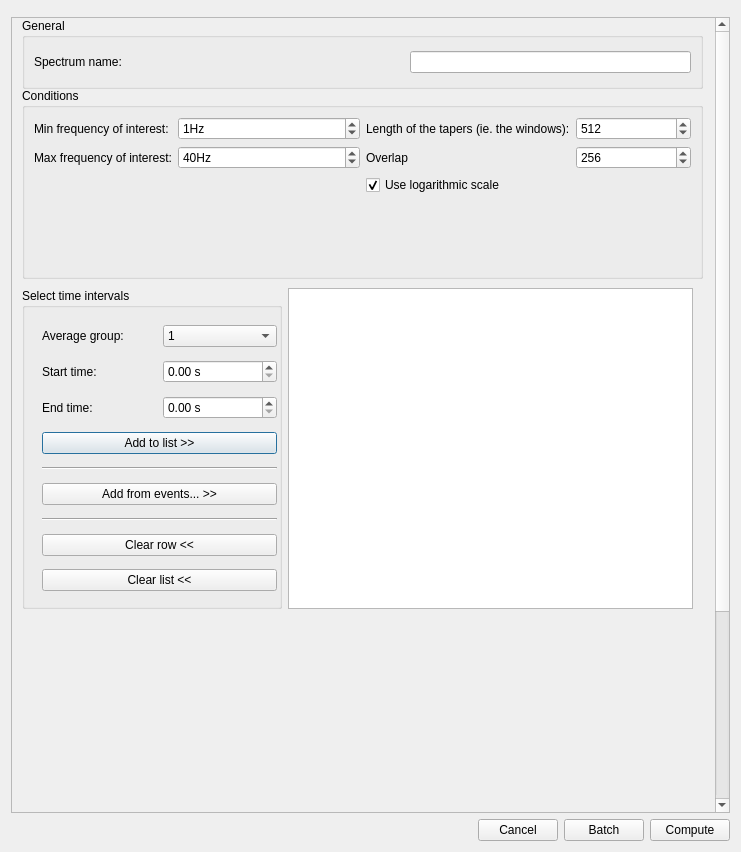
cibr-jyu/meggie, file designer_ui_files/powerSpectrumDialogUi.ui: the form before one commit.
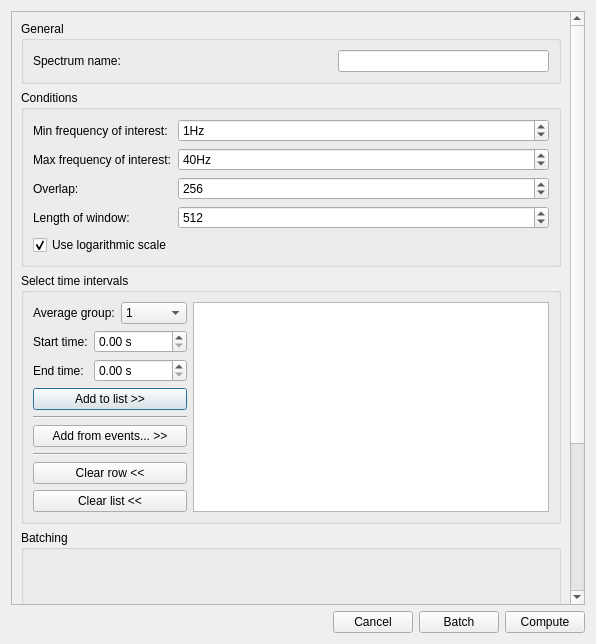
The form after the commit.

Commit message: Start implementing spectrum tab

```diff
--- a/designer_ui_files/powerSpectrumDialogUi.ui
+++ b/designer_ui_files/powerSpectrumDialogUi.ui
@@ -6,15 +6,15 @@
    <rect>
     <x>0</x>
     <y>0</y>
-    <width>741</width>
-    <height>852</height>
+    <width>596</width>
+    <height>644</height>
    </rect>
   </property>
   <property name="windowTitle">
    <string>Power spectrum</string>
   </property>
   <layout class="QGridLayout" name="gridLayout">
-   <item row="1" column="0">
+   <item row="0" column="0">
     <widget class="QScrollArea" name="scrollArea">
      <property name="widgetResizable">
       <bool>true</bool>
@@ -24,211 +24,68 @@
        <rect>
         <x>0</x>
         <y>0</y>
-        <width>707</width>
-        <height>1050</height>
+        <width>562</width>
+        <height>800</height>
        </rect>
       </property>
       <property name="minimumSize">
        <size>
-        <width>700</width>
-        <height>1050</height>
+        <width>550</width>
+        <height>800</height>
        </size>
       </property>
-      <widget class="QGroupBox" name="groupBoxConditions">
-       <property name="geometry">
-        <rect>
-         <x>10</x>
-         <y>70</y>
-         <width>681</width>
-         <height>191</height>
-        </rect>
-       </property>
+      <layout class="QGridLayout" name="gridLayout_4">
+       <item row="0" column="0">
+        <widget class="QGroupBox" name="groupBoxGeneral">
        <property name="title">
-        <string>Conditions</string>
-       </property>
-       <layout class="QGridLayout" name="gridLayout_2">
-        <item row="1" column="0">
-         <layout class="QHBoxLayout" name="horizontalLayout_5">
-          <item>
-           <layout class="QFormLayout" name="formLayout_2">
-            <property name="fieldGrowthPolicy">
-             <enum>QFormLayout::AllNonFixedFieldsGrow</enum>
-            </property>
-            <item row="1" column="0">
-             <widget class="QLabel" name="labelFmin">
-              <property name="toolTip">
-               <string>Set the lower limit for the frequencies.</string>
-              </property>
-              <property name="text">
-               <string>Min frequency of interest:</string>
-              </property>
-             </widget>
-            </item>
-            <item row="1" column="1">
-             <widget class="QSpinBox" name="spinBoxFmin">
-              <property name="focusPolicy">
-               <enum>Qt::StrongFocus</enum>
-              </property>
-              <property name="toolTip">
-               <string>Set the lower limit for the frequencies.</string>
-              </property>
-              <property name="suffix">
-               <string>Hz</string>
-              </property>
-              <property name="maximum">
-               <number>1000</number>
-              </property>
-              <property name="value">
-               <number>1</number>
-              </property>
-             </widget>
-            </item>
-            <item row="2" column="0">
-             <widget class="QLabel" name="labelFmax">
-              <property name="toolTip">
-               <string>Set the upper limit for the frequencies.</string>
-              </property>
-              <property name="text">
-               <string>Max frequency of interest:</string>
-              </property>
-             </widget>
-            </item>
-            <item row="2" column="1">
-             <widget class="QSpinBox" name="spinBoxFmax">
-              <property name="focusPolicy">
-               <enum>Qt::StrongFocus</enum>
-              </property>
-              <property name="toolTip">
-               <string>Set the upper limit for the frequencies.</string>
-              </property>
-              <property name="suffix">
-               <string>Hz</string>
-              </property>
-              <property name="maximum">
-               <number>1000</number>
-              </property>
-              <property name="value">
-               <number>40</number>
-              </property>
-             </widget>
-            </item>
-           </layout>
-          </item>
-          <item>
-           <layout class="QFormLayout" name="formLayout_6">
-            <property name="fieldGrowthPolicy">
-             <enum>QFormLayout::AllNonFixedFieldsGrow</enum>
-            </property>
+          <string>General</string>
+         </property>
+         <layout class="QGridLayout" name="gridLayout_3">
             <item row="0" column="0">
-             <widget class="QLabel" name="labelNfft">
-              <property name="toolTip">
-               <string>&lt;html&gt;&lt;head/&gt;&lt;body&gt;&lt;p&gt;The length of the tapers ie. the windows (hanning). The smaller it is the smoother are the PSDs.&lt;/p&gt;&lt;/body&gt;&lt;/html&gt;</string>
-              </property>
+           <widget class="QLabel" name="labelName">
               <property name="text">
-               <string>Length of the tapers (ie. the windows):</string>
+             <string>Spectrum name:</string>
               </property>
              </widget>
             </item>
+          <item row="0" column="2">
+           <widget class="QLineEdit" name="lineEditName"/>
+          </item>
             <item row="0" column="1">
-             <widget class="QSpinBox" name="spinBoxNfft">
-              <property name="focusPolicy">
-               <enum>Qt::StrongFocus</enum>
-              </property>
-              <property name="toolTip">
-               <string>&lt;html&gt;&lt;head/&gt;&lt;body&gt;&lt;p&gt;The length of the tapers ie. the windows (hanning). The smaller it is the smoother are the PSDs.&lt;/p&gt;&lt;/body&gt;&lt;/html&gt;</string>
-              </property>
-              <property name="maximum">
-               <number>100000</number>
-              </property>
-              <property name="value">
-               <number>512</number>
-              </property>
-             </widget>
-            </item>
-            <item row="1" column="0">
-             <widget class="QLabel" name="labelOverlap">
-              <property name="toolTip">
-               <string>&lt;html&gt;&lt;head/&gt;&lt;body&gt;&lt;p&gt;Number of overlapping points between the blocks.&lt;/p&gt;&lt;/body&gt;&lt;/html&gt;</string>
-              </property>
-              <property name="text">
-               <string>Overlap</string>
-              </property>
-             </widget>
-            </item>
-            <item row="1" column="1">
-             <widget class="QSpinBox" name="spinBoxOverlap">
-              <property name="toolTip">
-               <string>&lt;html&gt;&lt;head/&gt;&lt;body&gt;&lt;p&gt;Number of overlapping points between the blocks.&lt;/p&gt;&lt;/body&gt;&lt;/html&gt;</string>
-              </property>
-              <property name="maximum">
-               <number>100000</number>
-              </property>
-              <property name="value">
-               <number>256</number>
-              </property>
+           <spacer name="horizontalSpacer">
+            <property name="orientation">
+             <enum>Qt::Horizontal</enum>
+            </property>
+            <property name="sizeHint" stdset="0">
+             <size>
+              <width>10</width>
+              <height>20</height>
+             </size>
+            </property>
+           </spacer>
+          </item>
+         </layout>
              </widget>
             </item>
             <item row="2" column="0">
-             <widget class="QCheckBox" name="checkBoxLogarithm">
-              <property name="toolTip">
-               <string>Use logarithmic scale.</string>
-              </property>
-              <property name="layoutDirection">
-               <enum>Qt::LeftToRight</enum>
-              </property>
-              <property name="autoFillBackground">
-               <bool>false</bool>
-              </property>
-              <property name="text">
-               <string>Use logarithmic scale</string>
-              </property>
-              <property name="checked">
-               <bool>true</bool>
-              </property>
-             </widget>
-            </item>
-           </layout>
-          </item>
-         </layout>
-        </item>
-       </layout>
-      </widget>
-      <widget class="QWidget" name="layoutWidget">
-       <property name="geometry">
-        <rect>
-         <x>10</x>
-         <y>270</y>
-         <width>671</width>
-         <height>321</height>
-        </rect>
-       </property>
-       <layout class="QHBoxLayout" name="horizontalLayout_3">
-        <item>
          <widget class="QGroupBox" name="groupBoxIntervals">
           <property name="sizePolicy">
-           <sizepolicy hsizetype="Expanding" vsizetype="Preferred">
+          <sizepolicy hsizetype="Preferred" vsizetype="Preferred">
             <horstretch>0</horstretch>
             <verstretch>0</verstretch>
            </sizepolicy>
           </property>
           <property name="maximumSize">
            <size>
-            <width>260</width>
+           <width>16777215</width>
             <height>16777215</height>
            </size>
           </property>
           <property name="title">
            <string>Select time intervals</string>
           </property>
-          <widget class="QWidget" name="verticalLayoutWidget">
-           <property name="geometry">
-            <rect>
-             <x>20</x>
-             <y>30</y>
-             <width>235</width>
-             <height>281</height>
-            </rect>
-           </property>
+         <layout class="QGridLayout" name="gridLayout_2">
+          <item row="0" column="0">
            <layout class="QVBoxLayout" name="verticalLayout">
             <item>
              <layout class="QHBoxLayout" name="horizontalLayout">
@@ -370,10 +227,8 @@
              </widget>
             </item>
            </layout>
-          </widget>
-         </widget>
-        </item>
-        <item>
+          </item>
+          <item row="0" column="1">
          <widget class="QListWidget" name="listWidgetIntervals">
           <property name="sizePolicy">
            <sizepolicy hsizetype="Expanding" vsizetype="Expanding">
@@ -385,68 +240,139 @@
         </item>
        </layout>
       </widget>
-      <widget class="QGroupBox" name="groupBoxGeneral">
-       <property name="geometry">
-        <rect>
-         <x>10</x>
-         <y>0</y>
-         <width>681</width>
-         <height>71</height>
-        </rect>
-       </property>
+       </item>
+       <item row="1" column="0">
+        <widget class="QGroupBox" name="groupBoxConditions">
        <property name="title">
-        <string>General</string>
-       </property>
-       <layout class="QGridLayout" name="gridLayout_3">
+          <string>Conditions</string>
+         </property>
+         <layout class="QFormLayout" name="formLayout">
         <item row="0" column="0">
-         <widget class="QLabel" name="labelName">
+           <widget class="QLabel" name="labelFmin">
           <property name="text">
-           <string>Spectrum name:</string>
+             <string>Min frequency of interest:</string>
           </property>
          </widget>
         </item>
-        <item row="0" column="2">
-         <widget class="QLineEdit" name="lineEditName"/>
+          <item row="4" column="0">
+           <widget class="QCheckBox" name="checkBoxLogarithm">
+            <property name="layoutDirection">
+             <enum>Qt::LeftToRight</enum>
+            </property>
+            <property name="autoFillBackground">
+             <bool>false</bool>
+            </property>
+            <property name="text">
+             <string>Use logarithmic scale</string>
+            </property>
+            <property name="checked">
+             <bool>true</bool>
+            </property>
+           </widget>
         </item>
         <item row="0" column="1">
-         <spacer name="horizontalSpacer">
-          <property name="orientation">
-           <enum>Qt::Horizontal</enum>
-          </property>
-          <property name="sizeHint" stdset="0">
+           <widget class="QSpinBox" name="spinBoxFmin">
+            <property name="focusPolicy">
+             <enum>Qt::StrongFocus</enum>
+            </property>
+            <property name="suffix">
+             <string>Hz</string>
+            </property>
+            <property name="maximum">
+             <number>1000</number>
+            </property>
+            <property name="value">
+             <number>1</number>
+            </property>
+           </widget>
+          </item>
+          <item row="1" column="1">
+           <widget class="QSpinBox" name="spinBoxFmax">
+            <property name="focusPolicy">
+             <enum>Qt::StrongFocus</enum>
+            </property>
+            <property name="suffix">
+             <string>Hz</string>
+            </property>
+            <property name="maximum">
+             <number>1000</number>
+            </property>
+            <property name="value">
+             <number>40</number>
+            </property>
+           </widget>
+          </item>
+          <item row="2" column="1">
+           <widget class="QSpinBox" name="spinBoxOverlap">
+            <property name="maximum">
+             <number>100000</number>
+            </property>
+            <property name="value">
+             <number>256</number>
+            </property>
+           </widget>
+          </item>
+          <item row="3" column="1">
+           <widget class="QSpinBox" name="spinBoxNfft">
+            <property name="focusPolicy">
+             <enum>Qt::StrongFocus</enum>
+            </property>
+            <property name="maximum">
+             <number>100000</number>
+            </property>
+            <property name="value">
+             <number>512</number>
+            </property>
+           </widget>
+          </item>
+          <item row="3" column="0">
+           <widget class="QLabel" name="labelNfft">
+            <property name="text">
+             <string>Length of window:</string>
+            </property>
+           </widget>
+          </item>
+          <item row="2" column="0">
+           <widget class="QLabel" name="labelOverlap">
+            <property name="text">
+             <string>Overlap:</string>
+            </property>
+           </widget>
+          </item>
+          <item row="1" column="0">
+           <widget class="QLabel" name="labelFmax">
+            <property name="text">
+             <string>Max frequency of interest:</string>
+            </property>
+           </widget>
+          </item>
+         </layout>
+        </widget>
+       </item>
+       <item row="3" column="0">
+        <widget class="QGroupBox" name="groupBoxBatching">
+         <property name="title">
+          <string>Batching</string>
+         </property>
+         <layout class="QGridLayout" name="gridLayout_5">
+          <item row="0" column="0">
+           <widget class="QWidget" name="batchingWidgetPlaceholder" native="true">
+            <property name="minimumSize">
            <size>
-            <width>40</width>
-            <height>20</height>
-           </size>
-          </property>
-         </spacer>
+              <width>300</width>
+              <height>300</height>
+             </size>
+            </property>
+           </widget>
         </item>
        </layout>
       </widget>
-      <widget class="QWidget" name="widgetBatchContainer" native="true">
-       <property name="geometry">
-        <rect>
-         <x>20</x>
-         <y>610</y>
-         <width>120</width>
-         <height>80</height>
-        </rect>
-       </property>
-      </widget>
-     </widget>
-    </widget>
+       </item>
+      </layout>
+     </widget>
+    </widget>
    </item>
-   <item row="0" column="0">
-    <widget class="QDialogButtonBox" name="buttonBox">
-     <property name="orientation">
-      <enum>Qt::Horizontal</enum>
-     </property>
-     <property name="standardButtons">
-      <set>QDialogButtonBox::NoButton</set>
-     </property>
-    </widget>
-   </item>
-   <item row="2" column="0">
+   <item row="1" column="0">
     <layout class="QHBoxLayout" name="horizontalLayout_2">
      <item>
       <spacer name="horizontalSpacer_2">
```
Left out of the diff: 3 changed lines with no effect on the pictures. Lines whose indentation alone changed are shown as unchanged. The commit also changes 7 other files.
